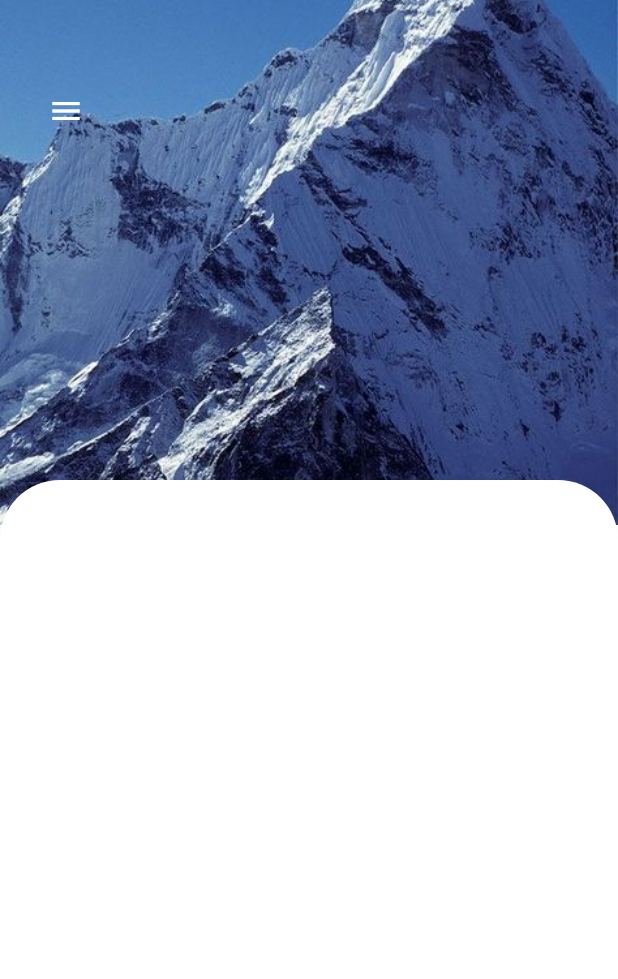
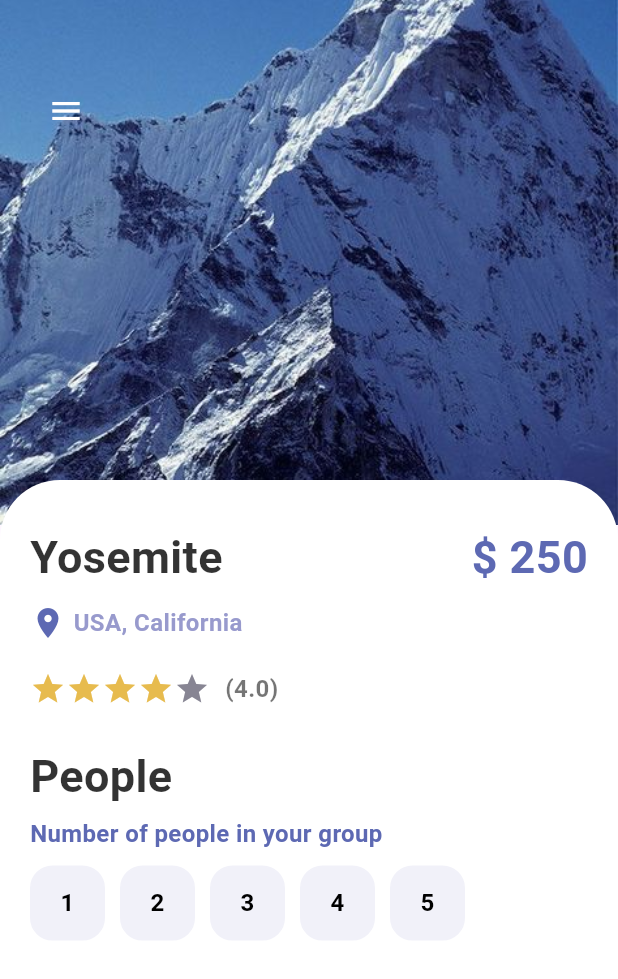
Before and after one commit to WallaceHolanda/travel_app, a Flutter app: the screen it shows after launch, on a phone screen of 412 x 824 dp. Shown: the top 979 px of the screen. Run offline on Flutter 3.47's test engine with Material 2 defaults, Android fonts, the phone set to English and light mode, and no system bars.

Commit message:
feat: adiciona tab de avaliação da viagem

```diff
--- a/lib/pages/detail_page.dart
+++ b/lib/pages/detail_page.dart
@@ -1,6 +1,8 @@
 import 'package:flutter/material.dart';
 import 'package:travel_app/utils/enums/app_colors.dart';
 import 'package:travel_app/utils/enums/app_images.dart';
+import 'package:travel_app/utils/enums/app_strings.dart';
+import 'package:travel_app/widgets/widgets.dart';
 
 class DetailPage extends StatefulWidget {
   const DetailPage({super.key});
@@ -10,10 +12,12 @@ class DetailPage extends StatefulWidget {
 }
 
 class _DetailPageState extends State<DetailPage> {
+  int gottenStars = 4;
+
   @override
   Widget build(BuildContext context) {
     return Scaffold(
-      body: Container(
+      body: SizedBox(
         width: double.maxFinite,
         height: double.maxFinite,
         child: Stack(
@@ -62,6 +66,83 @@ class _DetailPageState extends State<DetailPage> {
                     topRight: Radius.circular(40),
                   ),
                 ),
+                child: Column(
+                  mainAxisAlignment: MainAxisAlignment.start,
+                  crossAxisAlignment: CrossAxisAlignment.start,
+                  children: [
+                    Row(
+                      mainAxisAlignment: MainAxisAlignment.spaceBetween,
+                      children: [
+                        LargeTextWidget(
+                          text: AppStrings.yosemite.texto,
+                          color: AppColors.black.color.withOpacity(0.8),
+                        ),
+                        LargeTextWidget(
+                          text: AppStrings.travelPrice.texto,
+                          color: AppColors.mainColor.color,
+                        ),
+                      ],
+                    ),
+                    const SizedBox(height: 10),
+                    Row(
+                      children: [
+                        Icon(
+                          Icons.location_on,
+                          color: AppColors.mainColor.color,
+                        ),
+                        const SizedBox(width: 5),
+                        NormalTextWidget(
+                          text: AppStrings.usaCalifornia.texto,
+                          color: AppColors.textColor1.color,
+                        ),
+                      ],
+                    ),
+                    const SizedBox(height: 20),
+                    Row(
+                      children: [
+                        Wrap(
+                          children: List.generate(
+                            5,
+                            (index) => Icon(
+                              Icons.star,
+                              color: index < gottenStars
+                                  ? AppColors.starColor.color
+                                  : AppColors.textColor2.color,
+                            ),
+                          ),
+                        ),
+                        const SizedBox(width: 10),
+                        NormalTextWidget(
+                          text: AppStrings.fourStars.texto,
+                        ),
+                      ],
+                    ),
+                    const SizedBox(height: 25),
+                    LargeTextWidget(
+                      text: AppStrings.people.texto,
+                      color: AppColors.black.color.withOpacity(0.8),
+                    ),
+                    const SizedBox(height: 5),
+                    NormalTextWidget(
+                      text: AppStrings.numberOfPeople.texto,
+                      color: AppColors.mainColor.color,
+                    ),
+                    const SizedBox(height: 10),
+                    Wrap(
+                      spacing: 10,
+                      children: List.generate(
+                        5,
+                        (index) => AppButtonWidget(
+                          size: 50,
+                          color: AppColors.black.color,
+                          backgroundColor: AppColors.buttonBackground.color,
+                          borderColor: AppColors.buttonBackground.color,
+                          text: (index + 1).toString(),
+                        ),
+                      ),
+                    )
+                  ],
+                ),
               ),
             ),
           ],
--- a/lib/utils/enums/app_colors.dart
+++ b/lib/utils/enums/app_colors.dart
@@ -8,6 +8,7 @@ enum AppColors {
   starColor(Color(0xFFe7bb4e)),
   mainTextColor(Color(0xFFababad)),
   buttonBackground(Color(0xFFf1f1f9)),
+  black(Color(0xFF000000)),
   white(Color(0xFFffffff)),
   ;
 
--- a/lib/utils/enums/app_strings.dart
+++ b/lib/utils/enums/app_strings.dart
@@ -1,4 +1,5 @@
 enum AppStrings {
+  none(''),
   trips('Trips'),
   mountain('Mountain'),
   mountainHikesGiveYou(
@@ -17,6 +18,16 @@ enum AppStrings {
   hiking('Hiking'),
   kayaking('Kayaking'),
   snorkling('Snorkling'),
+  yosemite('Yosemite'),
+  travelPrice('\$ 250'),
+  usaCalifornia('USA, California'),
+  fourStars('(4.0)'),
+  people('People'),
+  numberOfPeople('Number of people in your group'),
+  description('Description'),
+  yosemiteNational(
+      'Yosemite National Park is located in central Sierra Nevada in the US state of California. It is located near the wild protected areas'),
+  bookTripNow('Book Trip Now'),
   ;
 
   final String texto;
--- /dev/null
+++ b/lib/widgets/common/app_button_widget.dart
@@ -0,0 +1,49 @@
+import 'package:flutter/material.dart';
+import 'package:travel_app/utils/enums/app_colors.dart';
+import 'package:travel_app/utils/enums/app_strings.dart';
+import 'package:travel_app/widgets/widgets.dart';
+
+class AppButtonWidget extends StatelessWidget {
+  final Color color;
+  final double size;
+  final Color backgroundColor;
+  final Color borderColor;
+  final bool isIcon;
+  final String? text;
+  final IconData? icon;
+
+  const AppButtonWidget({
+    required this.color,
+    required this.size,
+    required this.backgroundColor,
+    required this.borderColor,
+    this.isIcon = false,
+    this.text,
+    this.icon,
+    super.key,
+  });
+
+  @override
+  Widget build(BuildContext context) {
+    return Container(
+      width: size,
+      height: size,
+      decoration: BoxDecoration(
+        color: backgroundColor,
+        borderRadius: BorderRadius.circular(15),
+        border: Border.all(
+          color: borderColor,
+          width: 1.0,
+        ),
+      ),
+      child: Center(
+        child: isIcon
+            ? Icon(icon!)
+            : NormalTextWidget(
+                text: text ?? AppStrings.none.texto,
+                color: AppColors.black.color,
+              ),
+      ),
+    );
+  }
+}
--- a/lib/widgets/widgets.dart
+++ b/lib/widgets/widgets.dart
@@ -1,6 +1,7 @@
 export 'common/normal_text_widget.dart';
 export 'common/large_text_widget.dart';
 export 'common/responsive_button_widget.dart';
+export 'common/app_button_widget.dart';
 export 'home_page/dot_widget.dart';
 export 'home_page/circle_tab_indicator_widget.dart';
 export 'home_page/card_image_widget.dart';
```
